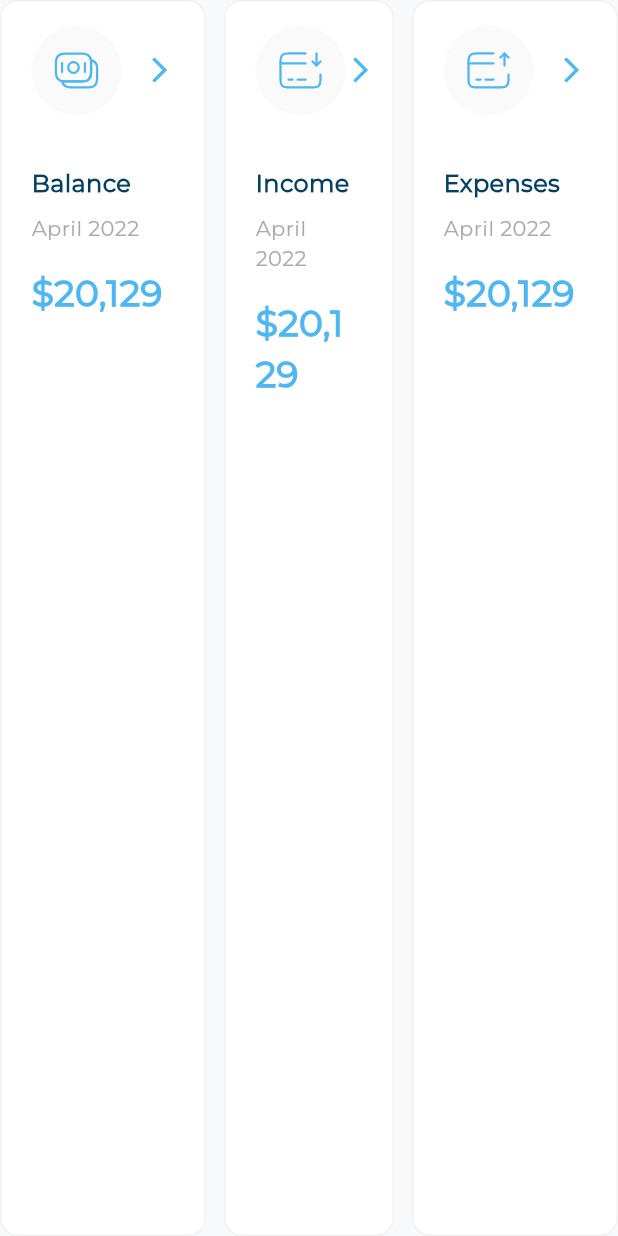
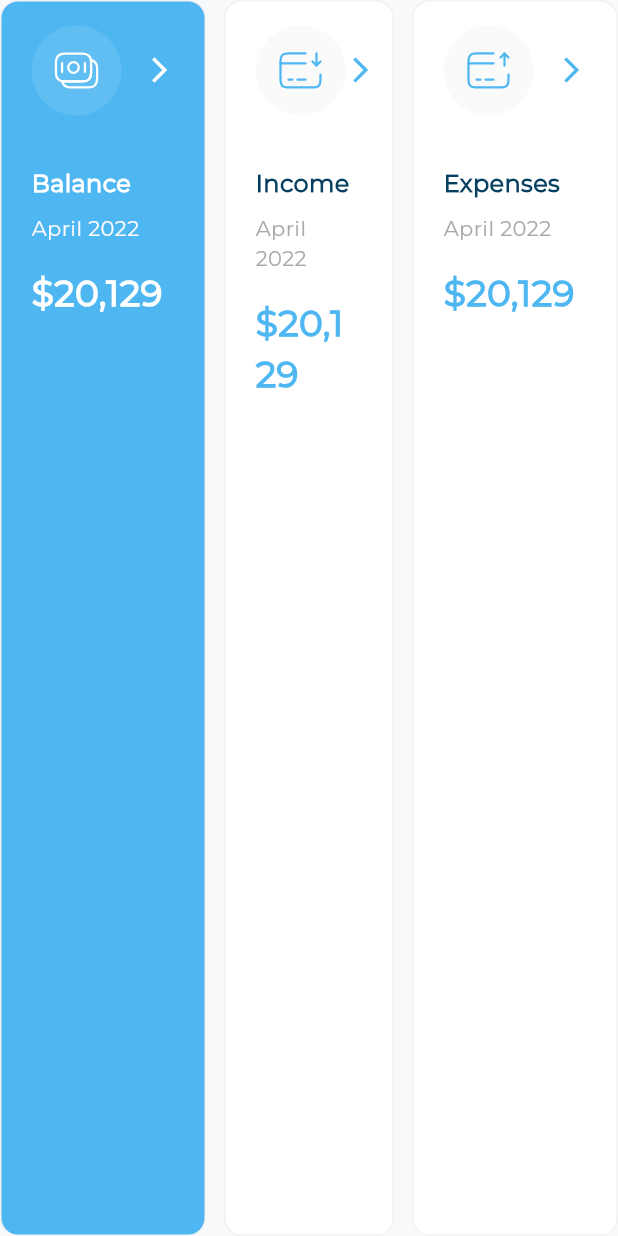
Before and after one commit to Nidhal-Khazene/Invoicing-Dashboard, a Flutter app: the AllExpensesItemsListView widget shown alone on an empty page, opened directly, on a phone screen of 412 x 824 dp. Run offline on Flutter 3.47's test engine with Material 3 defaults, Android fonts, the phone set to English and light mode, and no system bars; our stand-ins replace flutter_svg.

Commit message:
change between active and inactive expeneses item

```diff
--- a/lib/widgets/all_expenses_items_list_view.dart
+++ b/lib/widgets/all_expenses_items_list_view.dart
@@ -3,29 +3,36 @@ import 'package:invoicing_dashboard/utils/images.dart';
 import 'package:invoicing_dashboard/widgets/all_expenses_item.dart';
 import 'package:invoicing_dashboard/widgets/all_expenses_item_model.dart';
 
-class AllExpensesItemsListView extends StatelessWidget {
+class AllExpensesItemsListView extends StatefulWidget {
   const AllExpensesItemsListView({super.key});
 
-  static const List<AllExpensesItemModel> itemModel = [
-    AllExpensesItemModel(
+  @override
+  State<AllExpensesItemsListView> createState() =>
+      _AllExpensesItemsListViewState();
+}
+
+class _AllExpensesItemsListViewState extends State<AllExpensesItemsListView> {
+  final List<AllExpensesItemModel> itemModel = [
+    const AllExpensesItemModel(
       icon: Images.iconsBalance,
       date: "April 2022",
       name: "Balance",
       price: r"$20,129",
     ),
-    AllExpensesItemModel(
+    const AllExpensesItemModel(
       icon: Images.iconsIncome,
       date: "April 2022",
       name: "Income",
       price: r"$20,129",
     ),
-    AllExpensesItemModel(
+    const AllExpensesItemModel(
       icon: Images.iconsExpenses,
       date: "April 2022",
       name: "Expenses",
       price: r"$20,129",
     ),
   ];
+  int selectedIndex = 0;
 
   @override
   Widget build(BuildContext context) {
@@ -35,20 +42,39 @@ class AllExpensesItemsListView extends StatelessWidget {
         var item = element.value;
         if (index == 1) {
           return Expanded(
-            child: Padding(
-              padding: const EdgeInsets.symmetric(horizontal: 12),
-              child: AllExpensesItem(
-                isActive: false,
-                allExpensesItemModel: item,
+            child: GestureDetector(
+              onTap: () {
+                updateSelectedIndex(index);
+              },
+              child: Padding(
+                padding: const EdgeInsets.symmetric(horizontal: 12),
+                child: AllExpensesItem(
+                  isActive: selectedIndex == index,
+                  allExpensesItemModel: item,
+                ),
               ),
             ),
           );
         } else {
           return Expanded(
-            child: AllExpensesItem(isActive: false, allExpensesItemModel: item),
+            child: GestureDetector(
+              onTap: () {
+                updateSelectedIndex(index);
+              },
+              child: AllExpensesItem(
+                isActive: selectedIndex == index,
+                allExpensesItemModel: item,
+              ),
+            ),
           );
         }
       }).toList(),
     );
   }
+
+  void updateSelectedIndex(int index) {
+    setState(() {
+      selectedIndex = index;
+    });
+  }
 }
```
